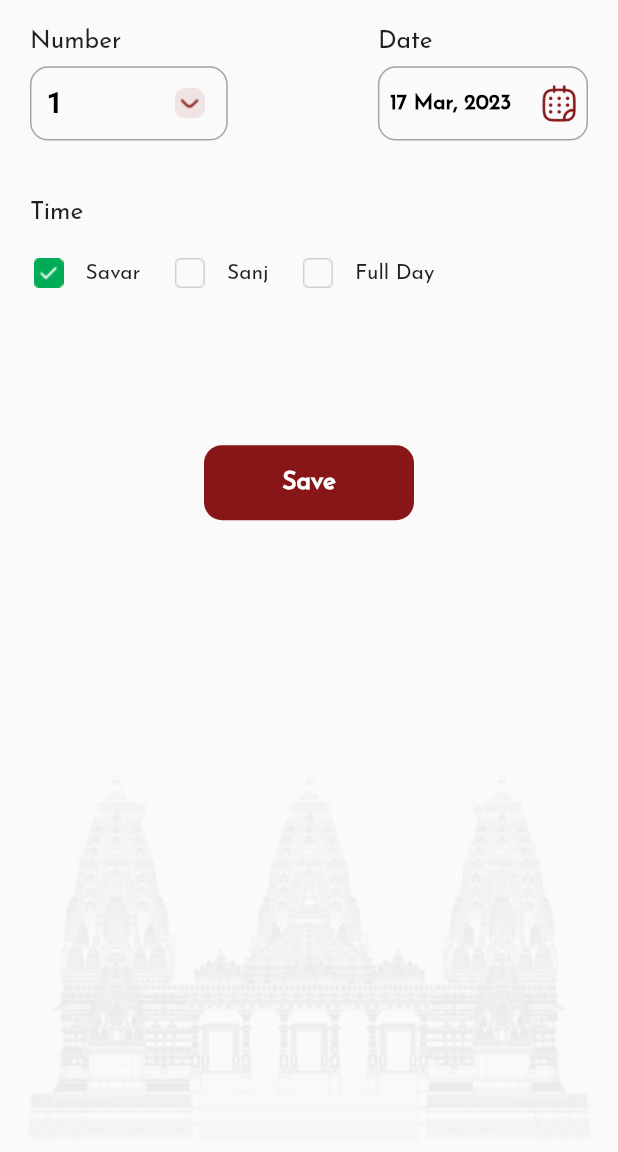
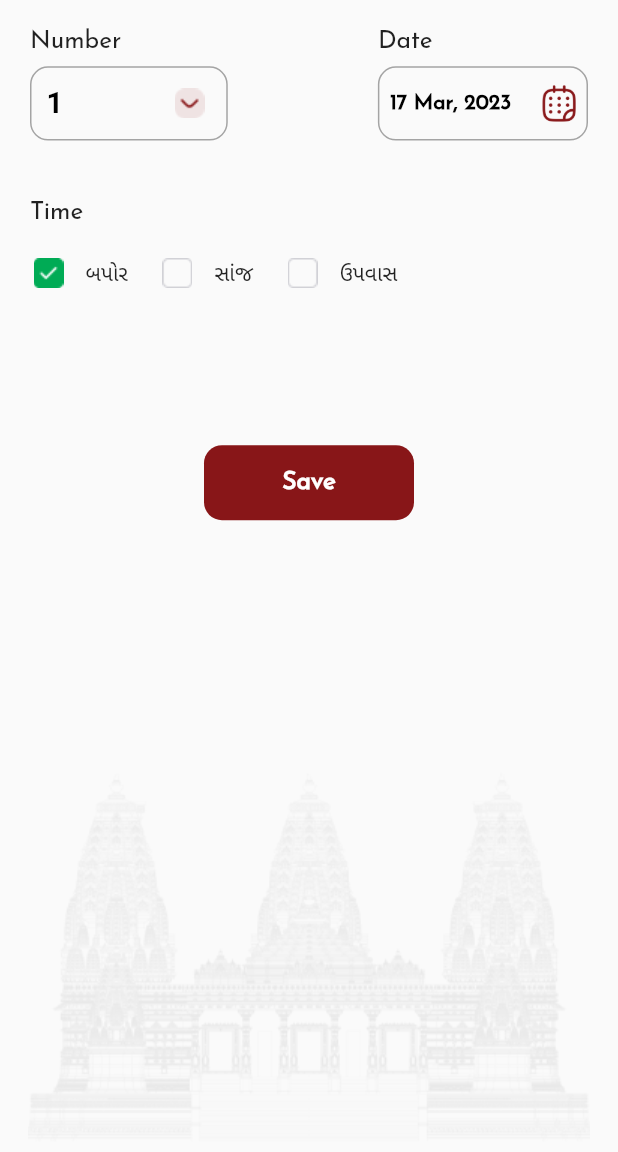
Before and after one commit to anjaliargon/upvas, a Flutter app: the AddUpvasView screen opened by its route, on a phone screen of 412 x 824 dp, the part 84-1236 px from its top. Run offline on Flutter 3.47's test engine with Material 2 defaults, Android fonts, the phone set to English and light mode, and no system bars; our stand-ins replace get, get_storage, sizer; accounts and stored records are empty.

Commit message:
//changes

```diff
--- a/lib/app/Constant/app_constant.dart
+++ b/lib/app/Constant/app_constant.dart
@@ -1,7 +1,8 @@
 const imagePath = "assets/image/";
 
 class timeConstant {
-  static String savar = "Savar";
-  static String Sanj = "Sanj";
-  static String full = "Full";
+  static String savar = "બપોર";
+  static String Sanj = "સાંજ";
+  static String full = "ઉપવાસ";
+  static String upvaslist = "ઉપવાસ ઉમેરો";
 }
--- a/lib/app/Screen/AddUpvas/AddUpvasScreen.dart
+++ b/lib/app/Screen/AddUpvas/AddUpvasScreen.dart
@@ -135,15 +135,18 @@ class AddUpvasView extends GetWidget<AddUpvasController> {
                                           CrossAxisAlignment.center,
                                       children: [
                                         Padding(
-                                          padding: const EdgeInsets.only(left: 2),
-                                          child: Text(controller.selectedDate.value,
+                                          padding:
+                                              const EdgeInsets.only(left: 2),
+                                          child: Text(
+                                              controller.selectedDate.value,
                                               style: TextStyle(
                                                   fontWeight: FontWeight.bold,
                                                   color: colors.black)),
                                         ),
                                         const SizedBox(width: 3),
                                         Padding(
-                                          padding: const EdgeInsets.only(right: 2),
+                                          padding:
+                                              const EdgeInsets.only(right: 2),
                                           child: Image.asset(
                                               "assets/icons_image/date.png",
                                               height: 3.h),
@@ -191,7 +194,7 @@ class AddUpvasView extends GetWidget<AddUpvasController> {
                                     SizedBox(
                                       width: 3.w,
                                     ),
-                                    const Text("Savar"),
+                                    Text(timeConstant.savar),
                                   ],
                                 ),
                               ),
@@ -217,12 +220,12 @@ class AddUpvasView extends GetWidget<AddUpvasController> {
                                     SizedBox(
                                       width: 3.w,
                                     ),
-                                    const Text("Sanj"),
+                                    Text(timeConstant.Sanj),
                                   ],
                                 ),
                               ),
                               SizedBox(
-                                width:5.w,
+                                width: 5.w,
                               ),
                               InkWell(
                                 onTap: () {
@@ -243,7 +246,7 @@ class AddUpvasView extends GetWidget<AddUpvasController> {
                                     SizedBox(
                                       width: 3.w,
                                     ),
-                                    const Text("Full Day"),
+                                    Text(timeConstant.full),
                                   ],
                                 ),
                               ),
--- a/lib/app/Screen/AddUpvas/controller/AppUpvasController.dart
+++ b/lib/app/Screen/AddUpvas/controller/AppUpvasController.dart
@@ -1,6 +1,7 @@
 import 'dart:convert';
 
 import 'package:flutter/material.dart';
+import 'package:flutterotp_firebase/app/Constant/app_constant.dart';
 import 'package:flutterotp_firebase/app/Constant/sizeConstant.dart';
 import 'package:get/get.dart';
 import 'package:intl/intl.dart';
@@ -32,20 +33,21 @@ class AddUpvasController extends GetxController {
   data({String text = "savar"}) async {
     hasData.value = false;
     list.clear();
-    await Future.delayed(const Duration(milliseconds: 50));
-
-    if (getSelectedText() == "Full") {
+    await Future.delayed(Duration(milliseconds: 50));
+    if (getSelectedText() == timeConstant.full) {
       RxList<Selected> getDataListSavar = RxList<Selected>([]);
       RxList<Selected> getDataListSanj = RxList<Selected>([]);
-      if (!isNullEmptyOrFalse(box.read(DataDate.value + "Savar"))) {
-        getDataListSavar.value = ((jsonDecode(box.read(DataDate.value + "Savar"))
+      if (!isNullEmptyOrFalse(
+          box.read(DataDate.value + timeConstant.savar))) {
+        getDataListSavar.value = ((jsonDecode(box
+            .read(DataDate.value + timeConstant.savar))
         as List<dynamic>)
             .toList())
             .map((e) => Selected.fromJson(e))
             .toList();
       } else {
         box.write(
-            DataDate.value + "Savar",
+            DataDate.value + timeConstant.savar,
             jsonEncode(RxList<Selected>([
               Selected(isSelected: false.obs, name: "1".obs),
               Selected(isSelected: false.obs, name: "2".obs),
@@ -261,16 +263,17 @@ class AddUpvasController extends GetxController {
           Selected(isSelected: false.obs, name: "SE8".obs),
         ]);
       }
-      if (!isNullEmptyOrFalse(box.read(DataDate.value + "Sanj"))) {
-        getDataListSanj.value =
-            ((jsonDecode(box.read(DataDate.value + "Sanj"))
+      if (!isNullEmptyOrFalse(
+          box.read(DataDate.value + timeConstant.Sanj))) {
+        getDataListSanj.value = ((jsonDecode(box
+            .read(DataDate.value + timeConstant.Sanj))
         as List<dynamic>)
             .toList())
             .map((e) => Selected.fromJson(e))
             .toList();
       } else {
         box.write(
-            DataDate.value + "Sanj",
+            DataDate.value + timeConstant.Sanj,
             jsonEncode(RxList<Selected>([
               Selected(isSelected: false.obs, name: "1".obs),
               Selected(isSelected: false.obs, name: "2".obs),
@@ -489,7 +492,7 @@ class AddUpvasController extends GetxController {
       for (int i = 0; i < getDataListSanj.length; i++) {
         if (getDataListSanj[i].isSelected.isFalse &&
             getDataListSavar[i].isSelected.isFalse) {
-          list.add(getDataList[i].name.value);
+          list.add(getDataListSanj[i].name.value);
         }
       }
     } else {
@@ -510,7 +513,8 @@ class AddUpvasController extends GetxController {
           }
         }
       } else {
-        box.write(DataDate.value + getSelectedText(),
+        box.write(
+            DataDate.value + getSelectedText(),
             jsonEncode(RxList<Selected>([
               Selected(isSelected: false.obs, name: "1".obs),
               Selected(isSelected: false.obs, name: "2".obs),
@@ -617,11 +621,10 @@ class AddUpvasController extends GetxController {
               Selected(isSelected: false.obs, name: "SE6".obs),
               Selected(isSelected: false.obs, name: "SE7".obs),
               Selected(isSelected: false.obs, name: "SE8".obs),
-            ]).map((e) => e.name.value).toList()));
+            ]).map((e) => e.toJson()).toList()));
         list.clear();
 
         list.addAll([
-
           Selected(isSelected: false.obs, name: "1".obs),
           Selected(isSelected: false.obs, name: "2".obs),
           Selected(isSelected: false.obs, name: "3".obs),
@@ -751,13 +754,13 @@ class AddUpvasController extends GetxController {
 
   getSelectedText() {
     if (isFullDaySelected.isTrue) {
-      return "Full";
+      return timeConstant.full;
     } else if (isSavarSelected.isTrue) {
-      return "Savar";
+      return timeConstant.savar;
     } else if (isSanjSelected.isTrue) {
-      return "Sanj";
+      return timeConstant.Sanj;
     }
-    return "Savar";
+    return timeConstant.savar;
   }
 
   @override
--- a/lib/app/Screen/Dashboard/DashboardScreen.dart
+++ b/lib/app/Screen/Dashboard/DashboardScreen.dart
@@ -1,5 +1,6 @@
 import 'package:flutter/material.dart';
 import 'package:flutterotp_firebase/app/Constant/Colors.dart';
+import 'package:flutterotp_firebase/app/Constant/app_constant.dart';
 import 'package:flutterotp_firebase/app/Screen/Dashboard/controller/DashboardController.dart';
 import 'package:flutterotp_firebase/app/Screen/Home/homescreen.dart';
 import 'package:get/get.dart';
@@ -79,7 +80,7 @@ class Dashboard extends GetWidget<DashboardController> {
                         ),
                          Padding(
                           padding: const EdgeInsets.only(bottom: 3, left: 5),
-                          child: Text("Upavas List",
+                          child: Text(timeConstant.upvaslist,
                               style: TextStyle(
                                   fontWeight: FontWeight.w600, fontSize: 14.sp)),
                         )
--- a/lib/app/Screen/Home/controller/Homecontroller.dart
+++ b/lib/app/Screen/Home/controller/Homecontroller.dart
@@ -1,6 +1,7 @@
 import 'dart:convert';
 
 import 'package:flutter/material.dart';
+import 'package:flutterotp_firebase/app/Constant/app_constant.dart';
 
 import 'package:flutterotp_firebase/app/Constant/sizeConstant.dart';
 
@@ -120,11 +121,11 @@ class HomeController extends GetxController {
   ]);
   RxList<Selected> getDataList = RxList<Selected>([]);
   RxList<String> dropdownList = <String>[
-    'Savar',
-    'Sanj',
+    timeConstant.savar,
+    timeConstant.Sanj,
   ].obs;
   RxBool hasData = false.obs;
-  RxString dropdown = "Savar".obs;
+  RxString dropdown = timeConstant.savar.obs;
 
   @override
   void onInit() {
--- a/lib/app/Screen/UpvasList/controller/upvasCantroller.dart
+++ b/lib/app/Screen/UpvasList/controller/upvasCantroller.dart
@@ -1,6 +1,7 @@
 import 'dart:convert';
 
 import 'package:flutter/material.dart';
+import 'package:flutterotp_firebase/app/Constant/app_constant.dart';
 import 'package:flutterotp_firebase/app/Constant/sizeConstant.dart';
 import 'package:flutterotp_firebase/app/Screen/Home/controller/Homecontroller.dart';
 import 'package:get/get.dart';
@@ -10,10 +11,10 @@ import '../../../../main.dart';
 class UpavaslistController extends GetxController {
   RxString selectedDate = "".obs;
   RxList<String> dropdown = <String>[
-    'Savar',
-    'Sanj',
+    (timeConstant.savar),
+    (timeConstant.Sanj),
   ].obs;
-  RxString dropdownValue = "Savar".obs;
+  RxString dropdownValue = timeConstant.savar.obs;
   RxList<Selected> getDataList = RxList<Selected>([]);
   RxList dataList = RxList([]);
   RxBool hasData = false.obs;
--- a/pubspec.yaml
+++ b/pubspec.yaml
@@ -44,6 +44,8 @@ dependencies:
   cloud_firestore: ^4.4.4
   firebase_storage: ^11.0.15
   get_storage: ^2.1.1
+  translator: ^0.1.7
+  localization: ^2.1.0
 
 
 
```
Lines whose indentation alone changed are shown as unchanged.
